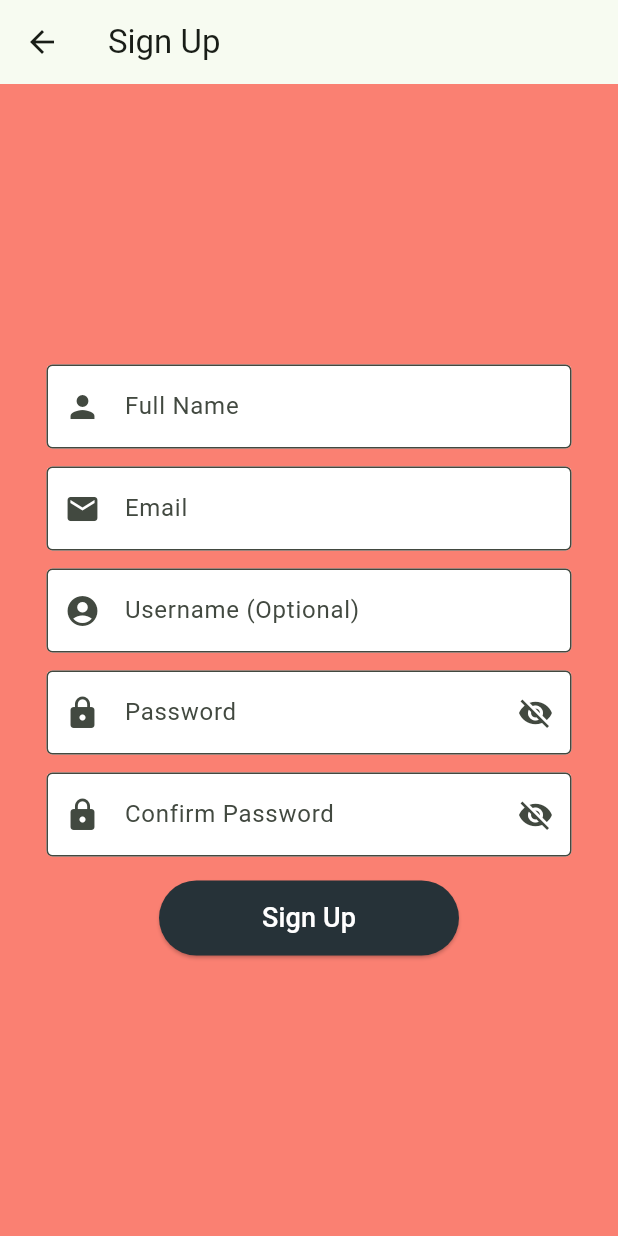
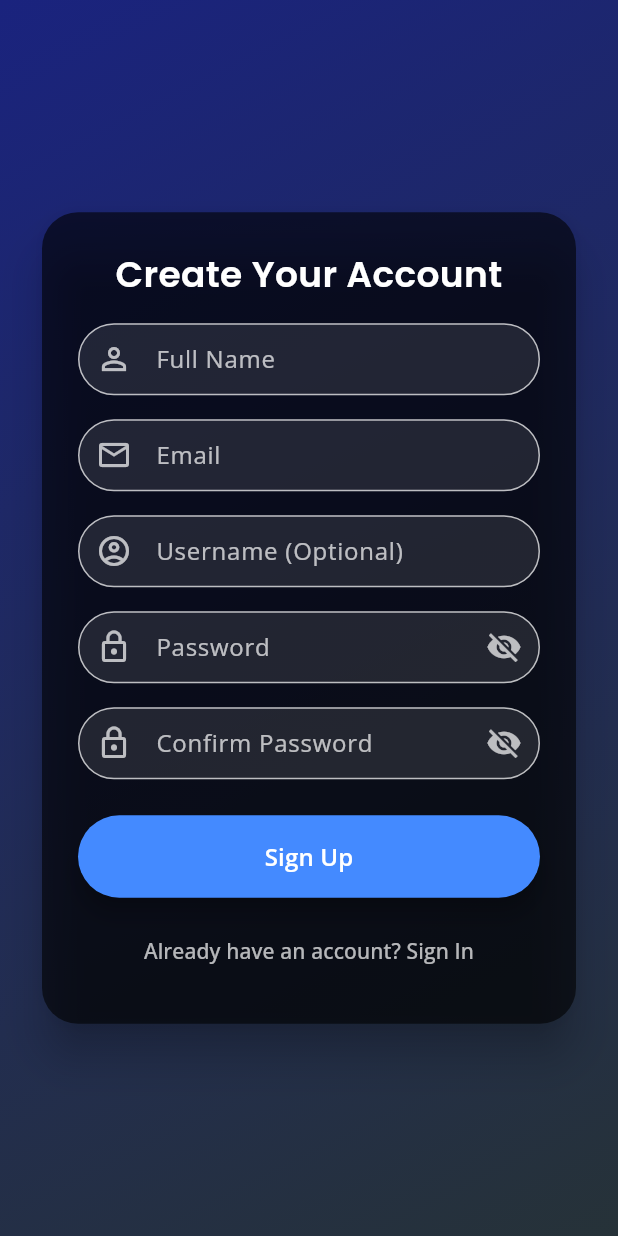
Before and after one commit to muazzamaqeel/Planify-Calendar, a Flutter app: the UserRegistration screen opened by its route, on a phone screen of 412 x 824 dp. Run offline on Flutter 3.47's test engine with Material 3 defaults, Android fonts, the phone set to English and light mode, and no system bars; our stand-ins replace getwidget, google_fonts, shared_preferences, table_calendar; accounts and stored records are empty.

Commit message:
Improvements UI + Flutter Packages Update

```diff
--- a/src/FrontEnd/fluttercalendar/lib/screens/main_view/UserRegistration.dart
+++ b/src/FrontEnd/fluttercalendar/lib/screens/main_view/UserRegistration.dart
@@ -1,9 +1,10 @@
 import 'dart:convert';
 import 'package:flutter/material.dart';
 import 'package:http/http.dart' as http;
+import 'package:google_fonts/google_fonts.dart';
 
 class UserRegistration extends StatefulWidget {
-  const UserRegistration({super.key});
+  const UserRegistration({Key? key}) : super(key: key);
 
   @override
   _UserRegistrationState createState() => _UserRegistrationState();
@@ -14,210 +15,238 @@ class _UserRegistrationState extends State<UserRegistration> {
   final TextEditingController _emailController = TextEditingController();
   final TextEditingController _usernameController = TextEditingController();
   final TextEditingController _passwordController = TextEditingController();
-  final TextEditingController _confirmPasswordController =
-      TextEditingController();
+  final TextEditingController _confirmPasswordController = TextEditingController();
 
   bool _isLoading = false;
   bool _obscurePassword = true;
-  bool _obscureConfirmPassword = true;
-
-  String? _passwordStrength;
+  bool _obscureConfirm = true;
+  String _statusMessage = '';
+  Color _statusColor = Colors.red;
 
   Future<void> _signUp() async {
     if (_passwordController.text != _confirmPasswordController.text) {
       ScaffoldMessenger.of(context).showSnackBar(
-        SnackBar(
-            content: Text("Passwords do not match!"),
-            backgroundColor: Colors.red),
+        const SnackBar(
+          content: Text('Passwords do not match!'),
+          backgroundColor: Colors.red,
+        ),
       );
       return;
     }
 
     setState(() {
       _isLoading = true;
+      _statusMessage = '';
     });
 
-    // Build the JSON payload for the signup request.
-    final Map<String, dynamic> requestBody = {
-      "name": _fullNameController.text,
-      "username": _usernameController.text,
-      "email": _emailController.text,
-      "password": _passwordController.text,
-      "age": 22, // You can modify this if you add an age field.
-      "gender": "Other" // Modify or extend as needed.
+    final uri = Uri.parse('http://127.0.0.1:8000/api/signup/');
+    final payload = {
+      'name': _fullNameController.text,
+      'username': _usernameController.text,
+      'email': _emailController.text,
+      'password': _passwordController.text,
+      'age': 22,
+      'gender': 'Other',
     };
 
     try {
-      final response = await http.post(
-        Uri.parse("http://127.0.0.1:8000/api/signup/"),
-        headers: {"Content-Type": "application/json"},
-        body: jsonEncode(requestBody),
+      final res = await http.post(
+        uri,
+        headers: {'Content-Type': 'application/json'},
+        body: jsonEncode(payload),
       );
+      setState(() => _isLoading = false);
 
-      setState(() {
-        _isLoading = false;
-      });
-
-      if (response.statusCode == 200) {
+      if (res.statusCode == 200) {
         ScaffoldMessenger.of(context).showSnackBar(
-          SnackBar(content: Text("User Registered Successfully!")),
+          const SnackBar(content: Text('User Registered Successfully!')),
         );
         Navigator.pop(context);
       } else {
-        final responseData = jsonDecode(response.body);
-        ScaffoldMessenger.of(context).showSnackBar(
-          SnackBar(
-            content: Text(responseData["error"] ?? "Registration failed"),
-            backgroundColor: Colors.red,
-          ),
-        );
+        final data = jsonDecode(res.body);
+        setState(() => _statusMessage = data['error'] ?? 'Registration failed');
+        _statusColor = Colors.red;
       }
     } catch (e) {
       setState(() {
         _isLoading = false;
+        _statusMessage = 'An error occurred';
+        _statusColor = Colors.red;
       });
-      ScaffoldMessenger.of(context).showSnackBar(
-        SnackBar(
-            content: Text("An error occurred: $e"),
-            backgroundColor: Colors.red),
-      );
     }
   }
 
   @override
   Widget build(BuildContext context) {
+    final width = MediaQuery.of(context).size.width;
     return Scaffold(
-      appBar: AppBar(title: Text("Sign Up")),
       body: Container(
-        color: Color(0xFFFA8072), // 🎨 Salmon background
-        alignment: Alignment.center,
+        decoration: BoxDecoration(
+          gradient: LinearGradient(
+            colors: [Colors.indigo.shade900, Colors.blueGrey.shade900],
+            begin: Alignment.topLeft,
+            end: Alignment.bottomRight,
+          ),
+        ),
+        child: Center(
           child: SingleChildScrollView(
-          padding: const EdgeInsets.symmetric(horizontal: 16.0, vertical: 24.0),
+            padding: const EdgeInsets.symmetric(horizontal: 24, vertical: 24),
+            child: ConstrainedBox(
+              constraints: BoxConstraints(maxWidth: width > 600 ? 400 : double.infinity),
+              child: Card(
+                color: Colors.black.withOpacity(0.6),
+                shape: RoundedRectangleBorder(borderRadius: BorderRadius.circular(24)),
+                elevation: 12,
+                child: Padding(
+                  padding: const EdgeInsets.all(24.0),
                   child: Column(
-            mainAxisAlignment: MainAxisAlignment.center,
+                    crossAxisAlignment: CrossAxisAlignment.stretch,
                     children: [
-              // Full Name Field
-              SizedBox(
-                width: 350,
-                child: TextField(
+                      Text(
+                        'Create Your Account',
+                        textAlign: TextAlign.center,
+                        style: GoogleFonts.poppins(
+                          color: Colors.white,
+                          fontSize: 24,
+                          fontWeight: FontWeight.w600,
+                        ),
+                      ),
+                      const SizedBox(height: 16),
+                      _buildField(
                         controller: _fullNameController,
-                  decoration: InputDecoration(
-                    labelText: 'Full Name',
-                    prefixIcon: Icon(Icons.person),
-                    border: OutlineInputBorder(),
-                    filled: true,
-                    fillColor: Colors.white,
+                        hint: 'Full Name',
+                        icon: Icons.person_outline,
+                      ),
+                      const SizedBox(height: 16),
+                      _buildField(
+                        controller: _emailController,
+                        hint: 'Email',
+                        icon: Icons.email_outlined,
+                        keyboardType: TextInputType.emailAddress,
+                      ),
+                      const SizedBox(height: 16),
+                      _buildField(
+                        controller: _usernameController,
+                        hint: 'Username (Optional)',
+                        icon: Icons.account_circle_outlined,
+                      ),
+                      const SizedBox(height: 16),
+                      _buildField(
+                        controller: _passwordController,
+                        hint: 'Password',
+                        icon: Icons.lock_outline,
+                        obscureText: _obscurePassword,
+                        suffix: IconButton(
+                          icon: Icon(
+                            _obscurePassword ? Icons.visibility_off : Icons.visibility,
+                            color: Colors.white70,
+                          ),
+                          onPressed: () => setState(() => _obscurePassword = !_obscurePassword),
+                        ),
+                      ),
+                      const SizedBox(height: 16),
+                      _buildField(
+                        controller: _confirmPasswordController,
+                        hint: 'Confirm Password',
+                        icon: Icons.lock_outline,
+                        obscureText: _obscureConfirm,
+                        suffix: IconButton(
+                          icon: Icon(
+                            _obscureConfirm ? Icons.visibility_off : Icons.visibility,
+                            color: Colors.white70,
+                          ),
+                          onPressed: () => setState(() => _obscureConfirm = !_obscureConfirm),
+                        ),
+                      ),
+                      if (_statusMessage.isNotEmpty) ...[
+                        const SizedBox(height: 12),
+                        Text(
+                          _statusMessage,
+                          textAlign: TextAlign.center,
+                          style: GoogleFonts.openSans(
+                            color: _statusColor,
+                            fontSize: 14,
+                          ),
+                        ),
+                      ],
+                      const SizedBox(height: 24),
+                      ElevatedButton(
+                        onPressed: _isLoading ? null : _signUp,
+                        style: ElevatedButton.styleFrom(
+                          backgroundColor: Colors.blueAccent,
+                          padding: const EdgeInsets.symmetric(vertical: 16),
+                          shape: RoundedRectangleBorder(borderRadius: BorderRadius.circular(30)),
+                          elevation: 6,
+                        ),
+                        child: _isLoading
+                            ? const SizedBox(
+                          height: 24,
+                          width: 24,
+                          child: CircularProgressIndicator(
+                            valueColor: AlwaysStoppedAnimation(Colors.white),
+                            strokeWidth: 2,
+                          ),
+                        )
+                            : Text(
+                          'Sign Up',
+                          textAlign: TextAlign.center,
+                          style: GoogleFonts.openSans(
+                            color: Colors.white,
+                            fontSize: 16,
+                            fontWeight: FontWeight.w600,
                           ),
                         ),
                       ),
-              SizedBox(height: 12),
-
-              // Email Field
-              SizedBox(
-                width: 350,
-                child: TextField(
-                  controller: _emailController,
-                  decoration: InputDecoration(
-                    labelText: 'Email',
-                    prefixIcon: Icon(Icons.email),
-                    border: OutlineInputBorder(),
-                    filled: true,
-                    fillColor: Colors.white,
-                  ),
-                  keyboardType: TextInputType.emailAddress,
-                ),
-              ),
-              SizedBox(height: 12),
-
-              // Username Field
-              SizedBox(
-                width: 350,
-                child: TextField(
-                  controller: _usernameController,
-                  decoration: InputDecoration(
-                    labelText: 'Username (Optional)',
-                    prefixIcon: Icon(Icons.account_circle),
-                    border: OutlineInputBorder(),
-                    filled: true,
-                    fillColor: Colors.white,
-                  ),
-                ),
-              ),
-              SizedBox(height: 12),
-
-              // Password Field
-              SizedBox(
-                width: 350,
-                child: TextField(
-                  controller: _passwordController,
-                  obscureText: _obscurePassword,
-                  decoration: InputDecoration(
-                    labelText: 'Password',
-                    prefixIcon: Icon(Icons.lock),
-                    border: OutlineInputBorder(),
-                    filled: true,
-                    fillColor: Colors.white,
-                    suffixIcon: IconButton(
-                      icon: Icon(_obscurePassword
-                          ? Icons.visibility_off
-                          : Icons.visibility),
-                      onPressed: () {
-                        setState(() {
-                          _obscurePassword = !_obscurePassword;
-                        });
-                      },
-                    ),
-                  ),
-                ),
-              ),
-              SizedBox(height: 12),
-
-              // Confirm Password Field
-              SizedBox(
-                width: 350,
-                child: TextField(
-                  controller: _confirmPasswordController,
-                  obscureText: _obscureConfirmPassword,
-                  decoration: InputDecoration(
-                    labelText: 'Confirm Password',
-                    prefixIcon: Icon(Icons.lock),
-                    border: OutlineInputBorder(),
-                    filled: true,
-                    fillColor: Colors.white,
-                    suffixIcon: IconButton(
-                      icon: Icon(_obscureConfirmPassword
-                          ? Icons.visibility_off
-                          : Icons.visibility),
-                      onPressed: () {
-                        setState(() {
-                          _obscureConfirmPassword = !_obscureConfirmPassword;
-                        });
-                      },
-                    ),
-                  ),
-                ),
-              ),
-              SizedBox(height: 16),
-
-              // Sign Up Button
-              SizedBox(
-                width: 200,
-                child: _isLoading
-                    ? CircularProgressIndicator()
-                    : ElevatedButton(
-                        onPressed: _signUp,
-                        style: ElevatedButton.styleFrom(
-                          backgroundColor: Colors.blueGrey.shade900,
-                          foregroundColor: Colors.white,
-                          padding: EdgeInsets.symmetric(vertical: 12),
-                        ),
-                        child: Text("Sign Up", style: TextStyle(fontSize: 18)),
+                      const SizedBox(height: 12),
+                      TextButton(
+                        onPressed: () => Navigator.pop(context),
+                        child: Text(
+                          "Already have an account? Sign In",
+                          textAlign: TextAlign.center,
+                          style: GoogleFonts.openSans(color: Colors.white70),
                         ),
                       ),
                     ],
                   ),
                 ),
               ),
+            ),
+          ),
+        ),
+      ),
+    );
+  }
+
+  Widget _buildField({
+    required TextEditingController controller,
+    required String hint,
+    required IconData icon,
+    bool obscureText = false,
+    Widget? suffix,
+    TextInputType keyboardType = TextInputType.text,
+  }) {
+    return TextField(
+      controller: controller,
+      keyboardType: keyboardType,
+      obscureText: obscureText,
+      style: GoogleFonts.openSans(color: Colors.white),
+      decoration: InputDecoration(
+        hintText: hint,
+        hintStyle: GoogleFonts.openSans(color: Colors.white70),
+        prefixIcon: Icon(icon, color: Colors.white70),
+        suffixIcon: suffix,
+        filled: true,
+        fillColor: Colors.white.withOpacity(0.1),
+        contentPadding: const EdgeInsets.symmetric(vertical: 0, horizontal: 16),
+        enabledBorder: OutlineInputBorder(
+          borderSide: BorderSide(color: Colors.white70),
+          borderRadius: BorderRadius.circular(30),
+        ),
+        focusedBorder: OutlineInputBorder(
+          borderSide: const BorderSide(color: Colors.white),
+          borderRadius: BorderRadius.circular(30),
+        ),
+      ),
     );
   }
 }
--- a/src/FrontEnd/fluttercalendar/pubspec.yaml
+++ b/src/FrontEnd/fluttercalendar/pubspec.yaml
@@ -31,9 +31,10 @@ dependencies:
   flutter:
     sdk: flutter
   cupertino_icons: ^1.0.8
-  table_calendar: ^3.0.9
+  table_calendar: ^3.2.0       # bumped from 3.0.9
   getwidget: ^6.0.0
-  intl: ^0.18.1
+  google_fonts: ^6.2.1
+  intl: ^0.20.2                # bumped from 0.18.1
   http: ^1.1.0
   provider: ^6.0.5
   shared_preferences: ^2.2.2
```
Also changed, not shown: src/FrontEnd/fluttercalendar/lib/screens/main_view/MainWindow.dart (+148 -101 lines), src/FrontEnd/fluttercalendar/pubspec.lock, 1 other file. Lines whose indentation alone changed are shown as unchanged.
